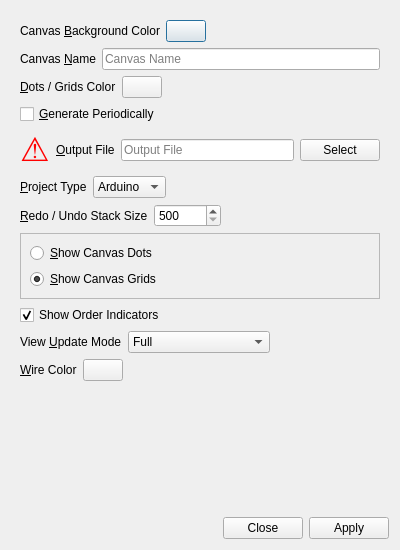
textbrowser/glitch, file UI/glitch-canvas-settings.ui: the form before one commit.
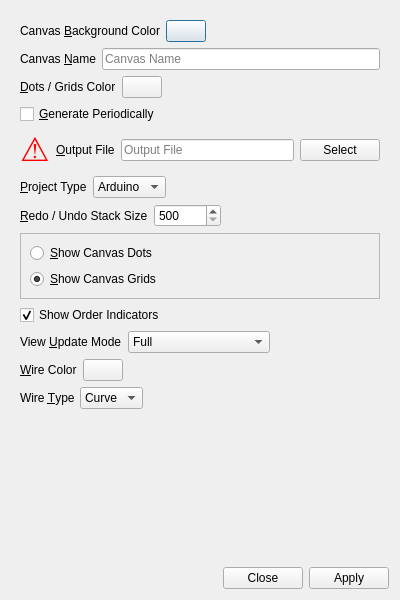
The form after the commit. Icons and pictures are not drawn.

Commit message: New setting. Sort list.

Diff of the .ui file:
```diff
--- a/UI/glitch-canvas-settings.ui
+++ b/UI/glitch-canvas-settings.ui
@@ -7,7 +7,7 @@
     <x>0</x>
     <y>0</y>
     <width>400</width>
-    <height>550</height>
+    <height>600</height>
    </rect>
   </property>
   <property name="windowTitle">
@@ -32,7 +32,7 @@
         <x>0</x>
         <y>0</y>
         <width>388</width>
-        <height>498</height>
+        <height>548</height>
        </rect>
       </property>
       <layout class="QVBoxLayout" name="verticalLayout_2">
@@ -417,6 +417,53 @@
          </item>
         </layout>
        </item>
+       <item>
+        <layout class="QHBoxLayout" name="horizontalLayout_9">
+         <item>
+          <widget class="QLabel" name="label_9">
+           <property name="text">
+            <string>Wire &amp;Type</string>
+           </property>
+           <property name="buddy">
+            <cstring>wire_type</cstring>
+           </property>
+          </widget>
+         </item>
+         <item>
+          <widget class="QComboBox" name="wire_type">
+           <property name="currentIndex">
+            <number>0</number>
+           </property>
+           <property name="sizeAdjustPolicy">
+            <enum>QComboBox::AdjustToContents</enum>
+           </property>
+           <item>
+            <property name="text">
+             <string>Curve</string>
+            </property>
+           </item>
+           <item>
+            <property name="text">
+             <string>Line</string>
+            </property>
+           </item>
+          </widget>
+         </item>
+         <item>
+          <spacer name="horizontalSpacer_7">
+           <property name="orientation">
+            <enum>Qt::Horizontal</enum>
+           </property>
+           <property name="sizeHint" stdset="0">
+            <size>
+             <width>40</width>
+             <height>20</height>
+            </size>
+           </property>
+          </spacer>
+         </item>
+        </layout>
+       </item>
        <item>
         <spacer name="verticalSpacer">
          <property name="orientation">
```
The commit also changes 2 other files.
